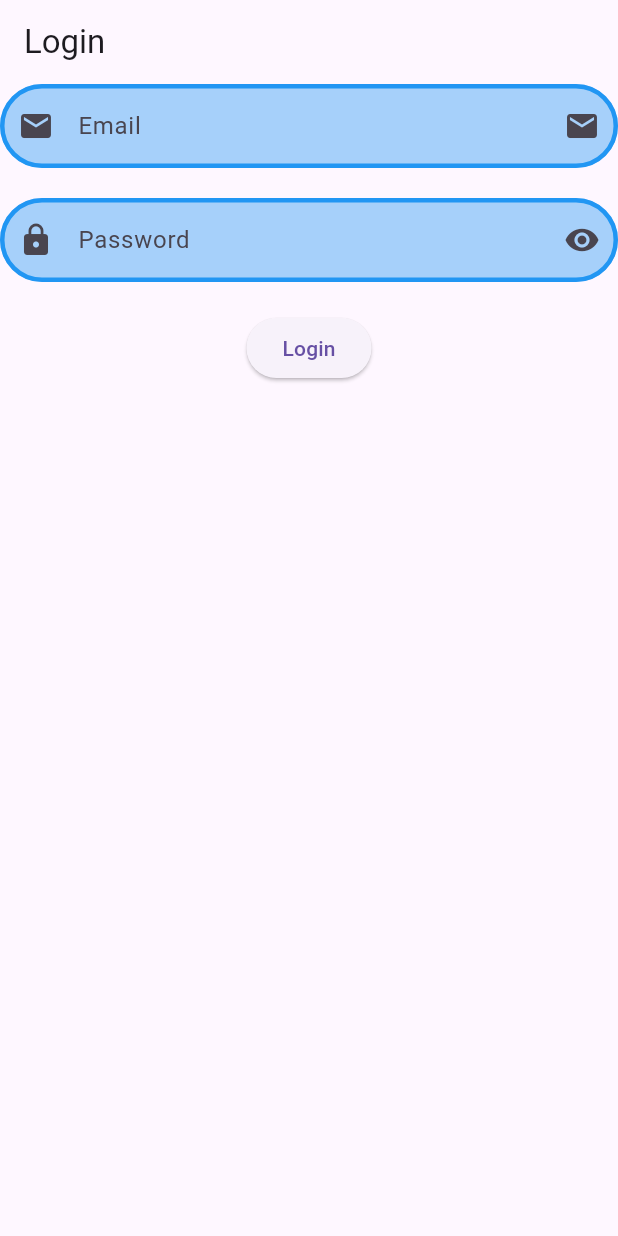
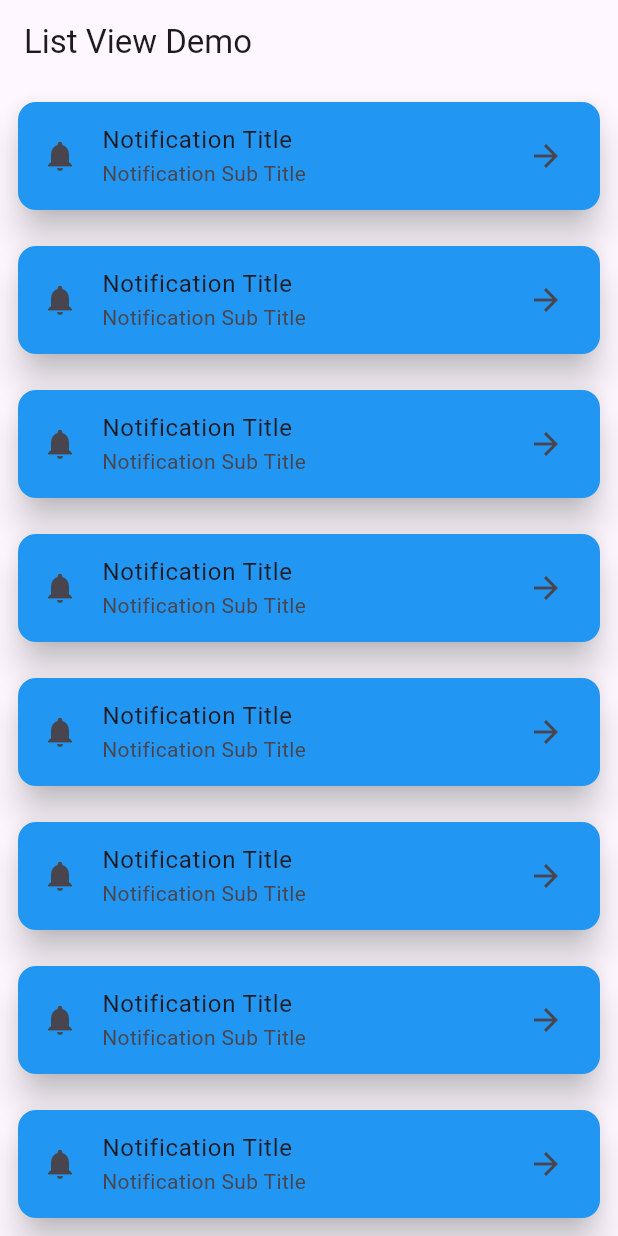
Before and after one commit to MuhammadAliKust/Flutter-B23, a Flutter app: the screen it shows after launch, on a phone screen of 412 x 824 dp. Run offline on Flutter 3.47's test engine with Material 3 defaults, Android fonts, the light colour scheme and no system bars.

Commit message:
ListView Builder Done

```diff
--- /dev/null
+++ b/lib/list_view.dart
@@ -0,0 +1,31 @@
+import 'package:flutter/material.dart';
+
+class ListViewDemo extends StatelessWidget {
+  const ListViewDemo({super.key});
+
+  @override
+  Widget build(BuildContext context) {
+    return Scaffold(
+      appBar: AppBar(title: Text("List View Demo")),
+      body: ListView.builder(
+        itemCount: 10,
+        itemBuilder: (context, i) {
+          return Padding(
+            padding: const EdgeInsets.all(8.0),
+            child: Card(
+              elevation: 10,
+              color: Colors.blue,
+              child: ListTile(
+                leading: Icon(Icons.notifications),
+                title: Text("Notification Title"),
+                subtitle: Text("Notification Sub Title"),
+                trailing: Icon(Icons.arrow_forward),
+                // tileColor: Colors.blue,
+              ),
+            ),
+          );
+        },
+      ),
+    );
+  }
+}
--- a/lib/login.dart
+++ b/lib/login.dart
@@ -11,6 +11,7 @@ class LoginView extends StatelessWidget {
     return Scaffold(
       appBar: AppBar(title: Text("Login")),
       body: Column(
+        mainAxisAlignment: MainAxisAlignment.start,
         children: [
           TextField(
             controller: emailController,
--- a/lib/main.dart
+++ b/lib/main.dart
@@ -1,3 +1,4 @@
+import 'package:fltter_b23/list_view.dart';
 import 'package:flutter/material.dart';
 
 import 'asset_image.dart';
@@ -14,7 +15,7 @@ class MyApp extends StatelessWidget {
   @override
   Widget build(BuildContext context) {
     return MaterialApp(
-      home: LoginView(),
+      home: ListViewDemo(),
       // home: Scaffold(
       //   backgroundColor: Colors.yellow,
       //   appBar: AppBar(
```
Also changed, not shown: lib/task.dart (added, +44 -0 lines).
